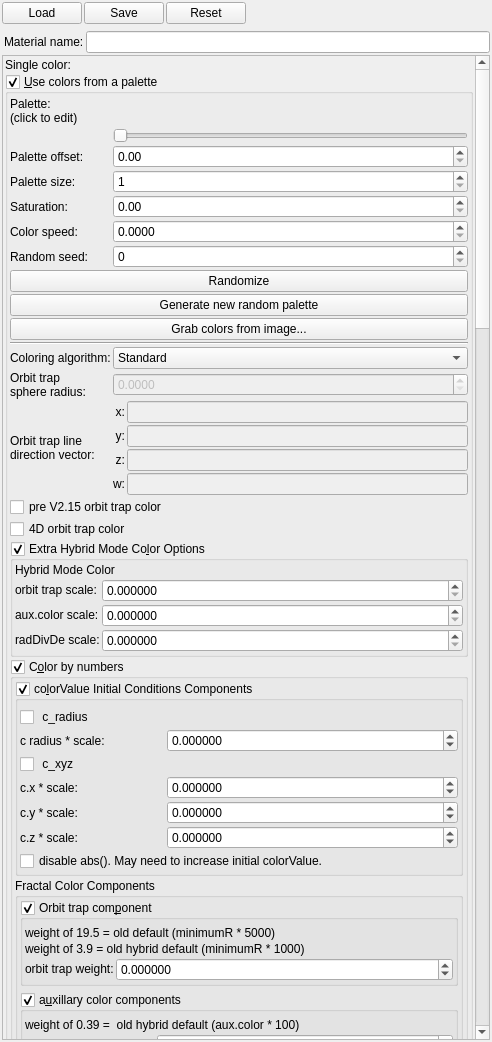
Before: the Qt Designer form mandelbulber2/qt/material_editor.ui in buddhi1980/mandelbulber2, drawn with Qt 5.
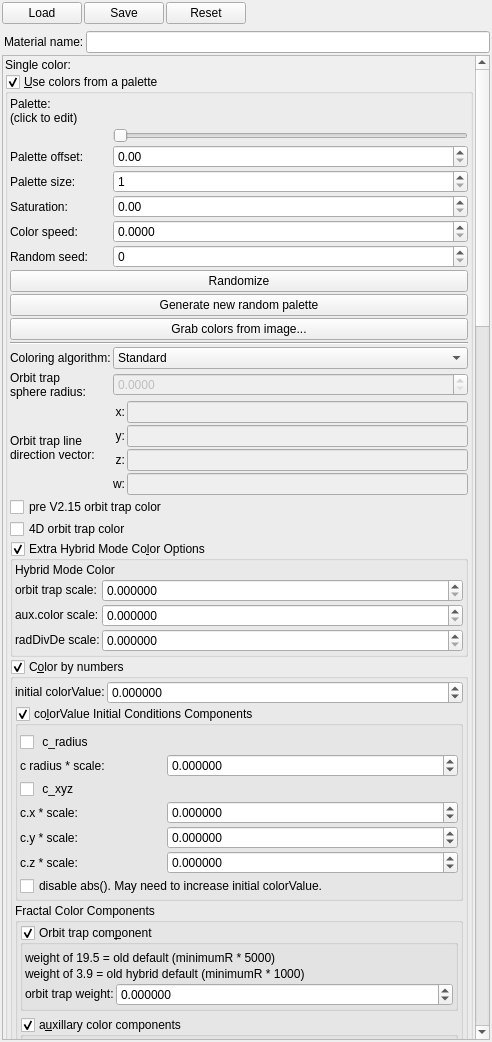
After: the same form once the commit is applied. Icons and pictures are not drawn. Custom widgets are drawn as their Qt base class.

Commit message: reinstate missing initial colorValue slider

Patch:
```diff
--- a/mandelbulber2/qt/material_editor.ui
+++ b/mandelbulber2/qt/material_editor.ui
@@ -119,9 +119,9 @@
       <property name="geometry">
        <rect>
         <x>0</x>
-        <y>0</y>
-        <width>466</width>
-        <height>3634</height>
+        <y>-60</y>
+        <width>472</width>
+        <height>4207</height>
        </rect>
       </property>
       <layout class="QVBoxLayout" name="verticalLayout_2">
@@ -887,7 +887,7 @@
             <property name="checkable">
              <bool>true</bool>
             </property>
-            <layout class="QVBoxLayout" name="verticalLayout_29" stretch="0,0,0">
+            <layout class="QVBoxLayout" name="verticalLayout_29" stretch="0,0,0,0">
              <property name="spacing">
               <number>2</number>
              </property>
@@ -903,6 +903,60 @@
              <property name="bottomMargin">
               <number>2</number>
              </property>
+             <item>
+              <layout class="QGridLayout" name="gridLayout_28" columnstretch="0,1">
+               <property name="spacing">
+                <number>2</number>
+               </property>
+               <item row="1" column="0">
+                <widget class="QLabel" name="label_64">
+                 <property name="font">
+                  <font>
+                   <weight>75</weight>
+                   <bold>true</bold>
+                  </font>
+                 </property>
+                 <property name="text">
+                  <string>&lt;html&gt;&lt;head/&gt;&lt;body&gt;&lt;p&gt;&lt;span style=&quot; font-weight:400;&quot;&gt;initial colorValue:&lt;/span&gt;&lt;/p&gt;&lt;/body&gt;&lt;/html&gt;</string>
+                 </property>
+                </widget>
+               </item>
+               <item row="1" column="1">
+                <widget class="MyDoubleSpinBox" name="spinbox_fractal_coloring_initial_color_value">
+                 <property name="sizePolicy">
+                  <sizepolicy hsizetype="Minimum" vsizetype="Maximum">
+                   <horstretch>0</horstretch>
+                   <verstretch>0</verstretch>
+                  </sizepolicy>
+                 </property>
+                 <property name="toolTip">
+                  <string/>
+                 </property>
+                 <property name="accelerated">
+                  <bool>false</bool>
+                 </property>
+                 <property name="prefix">
+                  <string/>
+                 </property>
+                 <property name="suffix">
+                  <string/>
+                 </property>
+                 <property name="decimals">
+                  <number>6</number>
+                 </property>
+                 <property name="minimum">
+                  <double>-9999.999900000000707</double>
+                 </property>
+                 <property name="maximum">
+                  <double>9999.999900000000707</double>
+                 </property>
+                 <property name="singleStep">
+                  <double>0.100000000000000</double>
+                 </property>
+                </widget>
+               </item>
+              </layout>
+             </item>
              <item>
               <widget class="MyGroupBox" name="groupCheck_fractal_coloring_init_cond_enabled_false">
                <property name="toolTip">
@@ -4447,22 +4501,27 @@
   </layout>
  </widget>
  <customwidgets>
+  <customwidget>
+   <class>MyDoubleSpinBox</class>
+   <extends>QDoubleSpinBox</extends>
+   <header>my_double_spin_box.h</header>
+  </customwidget>
   <customwidget>
    <class>MyGroupBox</class>
    <extends>QGroupBox</extends>
    <header>my_group_box.h</header>
    <container>1</container>
   </customwidget>
-  <customwidget>
-   <class>MySpinBox</class>
-   <extends>QSpinBox</extends>
-   <header>my_spin_box.h</header>
-  </customwidget>
   <customwidget>
    <class>MyCheckBox</class>
    <extends>QCheckBox</extends>
    <header>my_check_box.h</header>
   </customwidget>
+  <customwidget>
+   <class>MySpinBox</class>
+   <extends>QSpinBox</extends>
+   <header>my_spin_box.h</header>
+  </customwidget>
   <customwidget>
    <class>MyLineEdit</class>
    <extends>QLineEdit</extends>
@@ -4488,11 +4547,6 @@
    <extends>QComboBox</extends>
    <header>my_combo_box.h</header>
   </customwidget>
-  <customwidget>
-   <class>MyDoubleSpinBox</class>
-   <extends>QDoubleSpinBox</extends>
-   <header>my_double_spin_box.h</header>
-  </customwidget>
   <customwidget>
    <class>MyColorButton</class>
    <extends>QWidget</extends>
```
Left out of the diff: 4 changed lines with no effect on the pictures. The commit also changes 3 other files.
